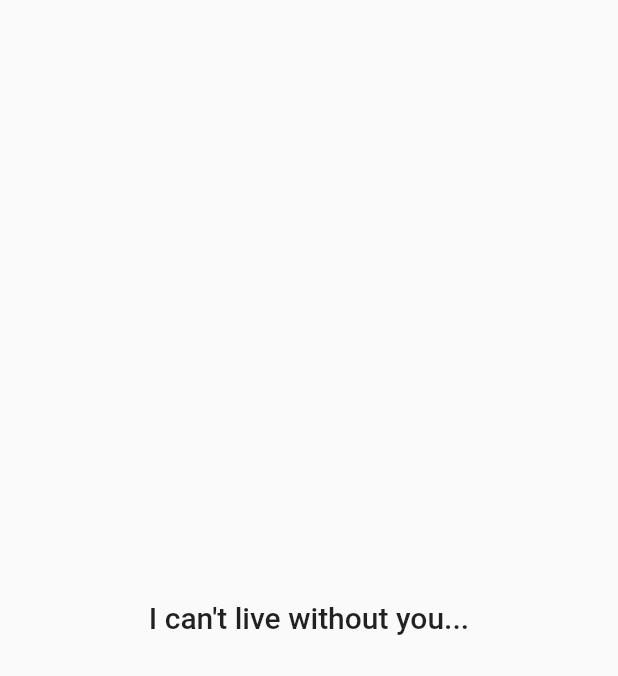
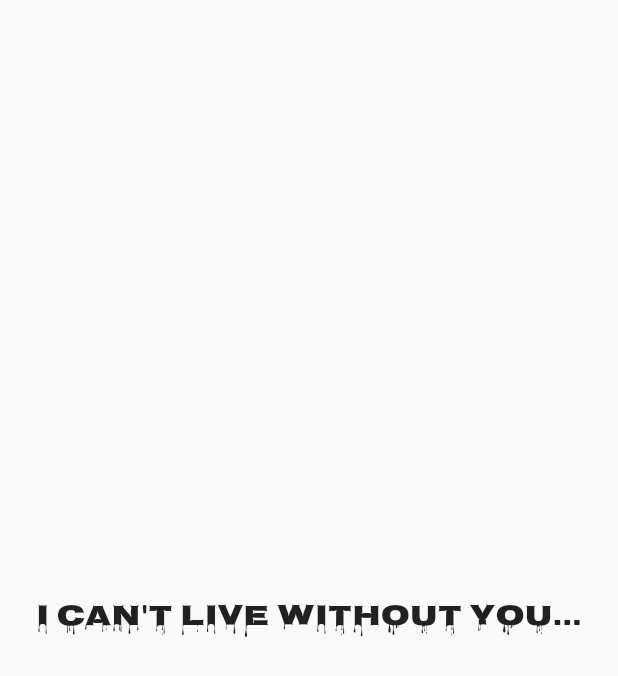
Before and after one commit to NaingMyoThawNMYT/flutter_custom_font, a Flutter app: the screen it shows after launch, on a phone screen of 412 x 824 dp. Shown: the top 676 px of the screen. Run offline on Flutter 3.47's test engine with Material 2 defaults, Android fonts, the phone set to English and light mode, and no system bars.

Commit message:
Add custom font.

```diff
--- a/lib/main.dart
+++ b/lib/main.dart
@@ -7,6 +7,9 @@ class CustomFontApp extends StatelessWidget {
   @override
   Widget build(BuildContext context) {
     return MaterialApp(
+      theme: ThemeData(
+        fontFamily: 'Nosifer',
+      ),
       title: 'Custom Font',
       home: Home(),
     );
--- a/pubspec.yaml
+++ b/pubspec.yaml
@@ -70,3 +70,8 @@ flutter:
   #
   # For details regarding fonts from package dependencies,
   # see https://flutter.dev/custom-fonts/#from-packages
+
+  fonts:
+    - family: Nosifer
+      fonts:
+        - asset: fonts/Nosifer-Regular.ttf
```
Also changed, not shown: fonts/Nosifer-Regular.ttf (added).
